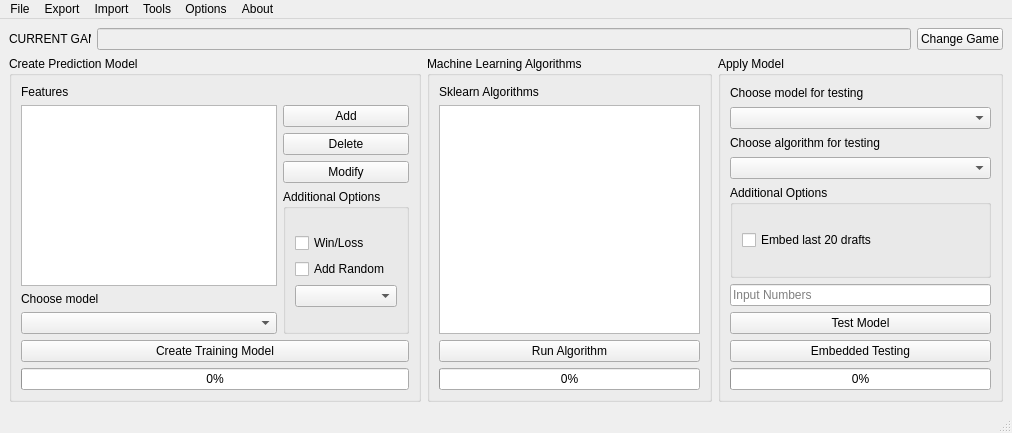
Above: UI/interface.ui from SlickMoose/MYOPM before the change. Below: the same form after it.
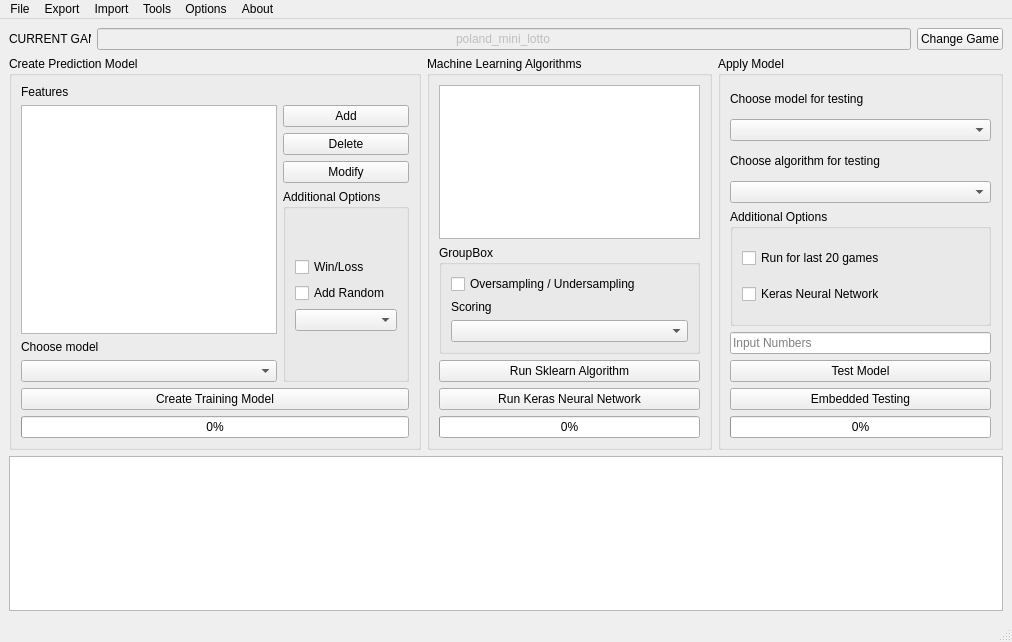
That is the form after the change.

Diff of the .ui file:
```diff
--- a/UI/interface.ui
+++ b/UI/interface.ui
@@ -7,7 +7,7 @@
     <x>0</x>
     <y>0</y>
     <width>1005</width>
-    <height>433</height>
+    <height>642</height>
    </rect>
   </property>
   <property name="windowTitle">
@@ -15,49 +15,6 @@
   </property>
   <widget class="QWidget" name="centralwidget">
    <layout class="QGridLayout" name="gridLayout_2">
-    <item row="0" column="0">
-     <layout class="QHBoxLayout" name="horizontalLayout">
-      <item>
-       <widget class="QLabel" name="label_6">
-        <property name="maximumSize">
-         <size>
-          <width>82</width>
-          <height>23</height>
-         </size>
-        </property>
-        <property name="text">
-         <string>CURRENT GAME:</string>
-        </property>
-       </widget>
-      </item>
-      <item alignment="Qt::AlignRight">
-       <widget class="QLineEdit" name="line_current_game">
-        <property name="enabled">
-         <bool>false</bool>
-        </property>
-        <property name="minimumSize">
-         <size>
-          <width>814</width>
-          <height>20</height>
-         </size>
-        </property>
-        <property name="alignment">
-         <set>Qt::AlignCenter</set>
-        </property>
-        <property name="readOnly">
-         <bool>true</bool>
-        </property>
-       </widget>
-      </item>
-      <item>
-       <widget class="QPushButton" name="push_change">
-        <property name="text">
-         <string>Change Game</string>
-        </property>
-       </widget>
-      </item>
-     </layout>
-    </item>
     <item row="1" column="0">
      <layout class="QGridLayout" name="gridLayout">
       <item row="0" column="0">
@@ -208,9 +165,16 @@
              </property>
              <layout class="QVBoxLayout" name="verticalLayout_6">
               <item>
-               <widget class="QCheckBox" name="check_last_20">
+               <widget class="QCheckBox" name="check_latest">
                 <property name="text">
-                 <string>Embed last 20 drafts</string>
+                 <string>Run for last 20 games</string>
+                </property>
+               </widget>
+              </item>
+              <item>
+               <widget class="QCheckBox" name="check_keras">
+                <property name="text">
+                 <string>Keras Neural Network</string>
                 </property>
                </widget>
               </item>
@@ -261,40 +225,125 @@
         <property name="title">
          <string>Machine Learning Algorithms</string>
         </property>
-        <layout class="QGridLayout" name="gridLayout_4">
-         <item row="2" column="0">
+        <layout class="QVBoxLayout" name="verticalLayout_7">
+         <item>
+          <widget class="QListWidget" name="list_ml"/>
+         </item>
+         <item>
+          <layout class="QGridLayout" name="gridLayout_4">
+           <item row="0" column="0">
+            <widget class="QGroupBox" name="groupBox_3">
+             <property name="title">
+              <string>GroupBox</string>
+             </property>
+             <layout class="QGridLayout" name="gridLayout_5">
+              <item row="1" column="0">
+               <widget class="QLabel" name="label_4">
+                <property name="text">
+                 <string>Scoring</string>
+                </property>
+               </widget>
+              </item>
+              <item row="0" column="0">
+               <widget class="QCheckBox" name="check_sampling">
+                <property name="text">
+                 <string>Oversampling / Undersampling</string>
+                </property>
+               </widget>
+              </item>
+              <item row="2" column="0">
+               <widget class="QComboBox" name="combo_scoring"/>
+              </item>
+             </layout>
+            </widget>
+           </item>
+          </layout>
+         </item>
+         <item>
           <widget class="QPushButton" name="push_ml">
            <property name="text">
-            <string>Run Algorithm</string>
+            <string>Run Sklearn Algorithm</string>
            </property>
           </widget>
          </item>
-         <item row="4" column="0">
+         <item>
+          <widget class="QPushButton" name="push_knn">
+           <property name="text">
+            <string>Run Keras Neural Network</string>
+           </property>
+          </widget>
+         </item>
+         <item>
           <widget class="QProgressBar" name="progress_ml">
            <property name="value">
             <number>0</number>
            </property>
           </widget>
          </item>
-         <item row="0" column="0">
-          <layout class="QGridLayout" name="gridLayout_5">
-           <item row="1" column="0">
-            <widget class="QListWidget" name="list_ml"/>
-           </item>
-           <item row="0" column="0">
-            <widget class="QLabel" name="label_4">
-             <property name="text">
-              <string>Sklearn Algorithms</string>
-             </property>
-            </widget>
-           </item>
-          </layout>
-         </item>
         </layout>
        </widget>
       </item>
      </layout>
     </item>
+    <item row="0" column="0">
+     <layout class="QHBoxLayout" name="horizontalLayout">
+      <item>
+       <widget class="QLabel" name="label_6">
+        <property name="maximumSize">
+         <size>
+          <width>82</width>
+          <height>23</height>
+         </size>
+        </property>
+        <property name="text">
+         <string>CURRENT GAME:</string>
+        </property>
+       </widget>
+      </item>
+      <item alignment="Qt::AlignRight">
+       <widget class="QLineEdit" name="line_current_game">
+        <property name="enabled">
+         <bool>false</bool>
+        </property>
+        <property name="minimumSize">
+         <size>
+          <width>814</width>
+          <height>20</height>
+         </size>
+        </property>
+        <property name="text">
+         <string>poland_mini_lotto</string>
+        </property>
+        <property name="alignment">
+         <set>Qt::AlignCenter</set>
+        </property>
+        <property name="readOnly">
+         <bool>true</bool>
+        </property>
+       </widget>
+      </item>
+      <item>
+       <widget class="QPushButton" name="push_change">
+        <property name="text">
+         <string>Change Game</string>
+        </property>
+       </widget>
+      </item>
+     </layout>
+    </item>
+    <item row="2" column="0">
+     <widget class="QTextEdit" name="stdout_text">
+      <property name="enabled">
+       <bool>true</bool>
+      </property>
+      <property name="verticalScrollBarPolicy">
+       <enum>Qt::ScrollBarAsNeeded</enum>
+      </property>
+      <property name="readOnly">
+       <bool>true</bool>
+      </property>
+     </widget>
+    </item>
    </layout>
   </widget>
   <widget class="QMenuBar" name="menubar">
```
